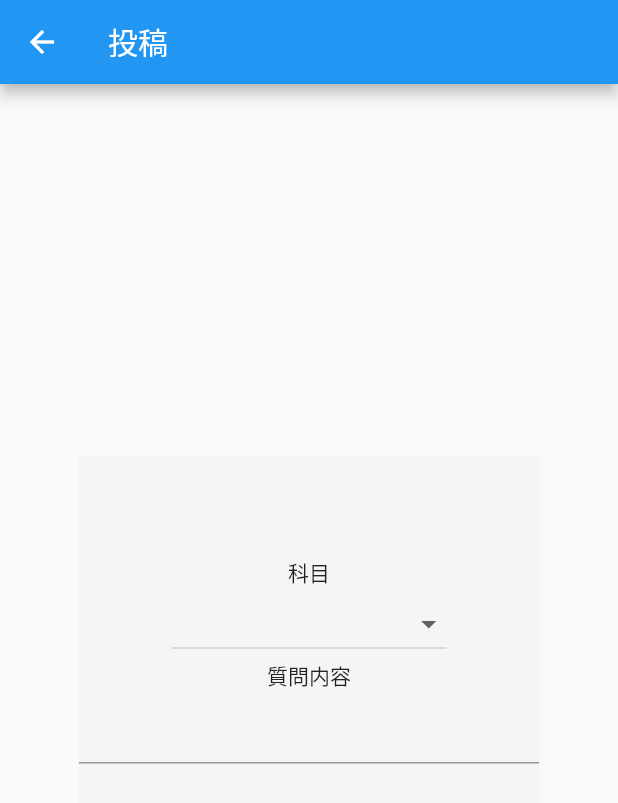
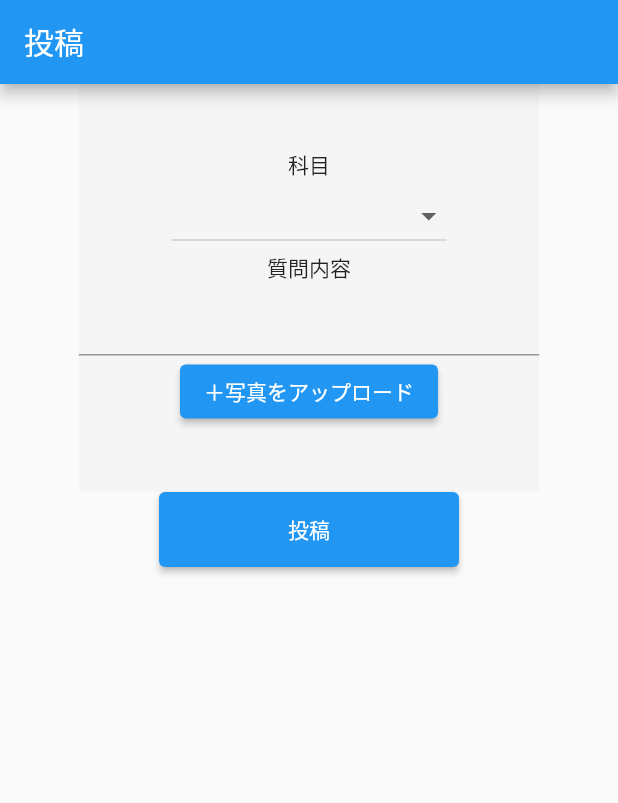
Before and after one commit to dao0203/share_study_app, a Flutter app: the QuestionPage screen opened directly, on a phone screen of 412 x 824 dp. Shown: the top 803 px of the screen. Run offline on Flutter 3.47's test engine with Material 2 defaults, Android fonts, the phone set to English and light mode, and no system bars; our stand-ins replace hooks_riverpod.

Commit message:
投稿画面の進捗

```diff
--- a/lib/main.dart
+++ b/lib/main.dart
@@ -1,6 +1,7 @@
 import 'package:flutter/material.dart';
 import 'package:hooks_riverpod/hooks_riverpod.dart';
 import 'package:share_study_app/top_page/title_page.dart';
+import 'package:share_study_app/tweet_page/question_page.dart';
 
 void main() {
   runApp(const MyApp());
@@ -14,7 +15,7 @@ class MyApp extends StatelessWidget {
   Widget build(BuildContext context) {
     return const MaterialApp(
       title: 'Share_study_app',
-      home: TitlePage(),
+      home: QuestionPage(),
     );
   }
 }
--- a/lib/tweet_page/question_page.dart
+++ b/lib/tweet_page/question_page.dart
@@ -3,6 +3,10 @@ import 'package:flutter/physics.dart';
 import 'package:flutter/src/widgets/container.dart';
 import 'package:flutter/src/widgets/framework.dart';
 
+/*投稿画面の初期状態画面
+
+@author 佐藤佑哉
+*/
 class QuestionPage extends StatelessWidget {
   const QuestionPage({super.key});
 
@@ -15,14 +19,19 @@ class QuestionPage extends StatelessWidget {
         ),
       ),
       body: Center(
-        child: Container(
+        child: Column(
+          children: [
+            Container(
               width: 307,
               height: 272,
               color: Colors.grey[100],
               child: Column(
+                //投稿画面の中身
                 mainAxisAlignment: MainAxisAlignment.center,
                 children: [
+                  //項目の中身
                   Text("科目"),
+                  /*科目選択ボタン*/
                   DropdownButton(items: const [
                     DropdownMenuItem(
                       child: Text("科目を選択して下さい"),
@@ -38,12 +47,32 @@ class QuestionPage extends StatelessWidget {
                     ),
                   ], onChanged: (String? value) {}),
                   Text("質問内容"),
+                  /**質問内容を投稿するテキスト */
                   TextField(
                     keyboardType: TextInputType.multiline,
                     maxLines: null,
                   ),
+                  /**写真アップロードボタン */
+                  ElevatedButton(
+                    onPressed: () {},
+                    child: Text("＋写真をアップロード"),
+                    style: ElevatedButton.styleFrom(
+                      alignment: Alignment(
+                        0,
+                        0,
+                      ),
+                    ),
+                  ),
                 ],
               ),
+            ),
+            /**投稿するボタン */
+            ElevatedButton(
+              style: ElevatedButton.styleFrom(minimumSize: Size(200, 50)),
+              onPressed: () {},
+              child: Text("投稿"),
+            ),
+          ],
         ),
       ),
     );
```
Lines whose indentation alone changed are shown as unchanged.
